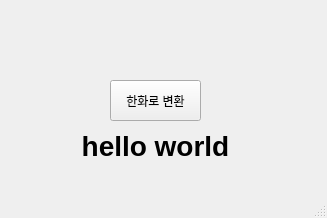
assistjjang/my-python, file helloworld.ui: the form before one commit.
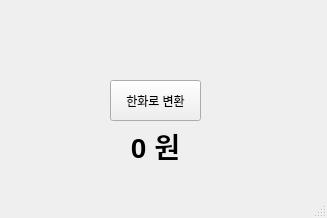
The form after the commit.

Commit message:
버튼으로 label text 를 변경가능 하도록 수정
버튼을 누르면 label 의 text 가 유로 환율 값으로 변경 되도록 수정함.

```diff
--- a/helloworld.ui
+++ b/helloworld.ui
@@ -31,7 +31,7 @@
      </font>
     </property>
     <property name="text">
-     <string>hello world</string>
+     <string>0 원</string>
     </property>
     <property name="alignment">
      <set>Qt::AlignCenter</set>
```
Left out of the diff: 2 changed lines with no effect on the pictures. The commit also changes 1 other file.
